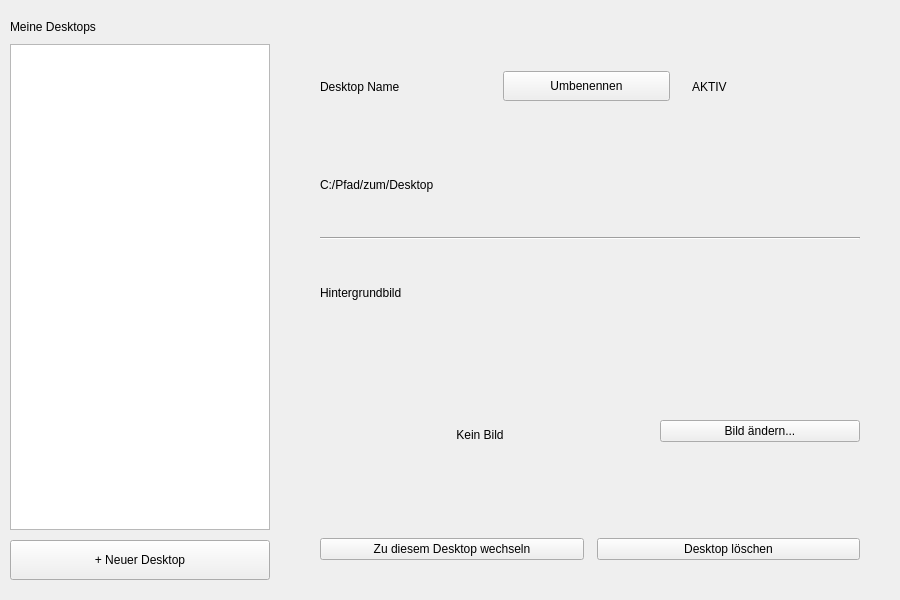
Above: src/smartdesk/ui/gui/pages/ui/desktop_page.ui from Neongrau23/SmartDesk before the change. Below: the same form after it.
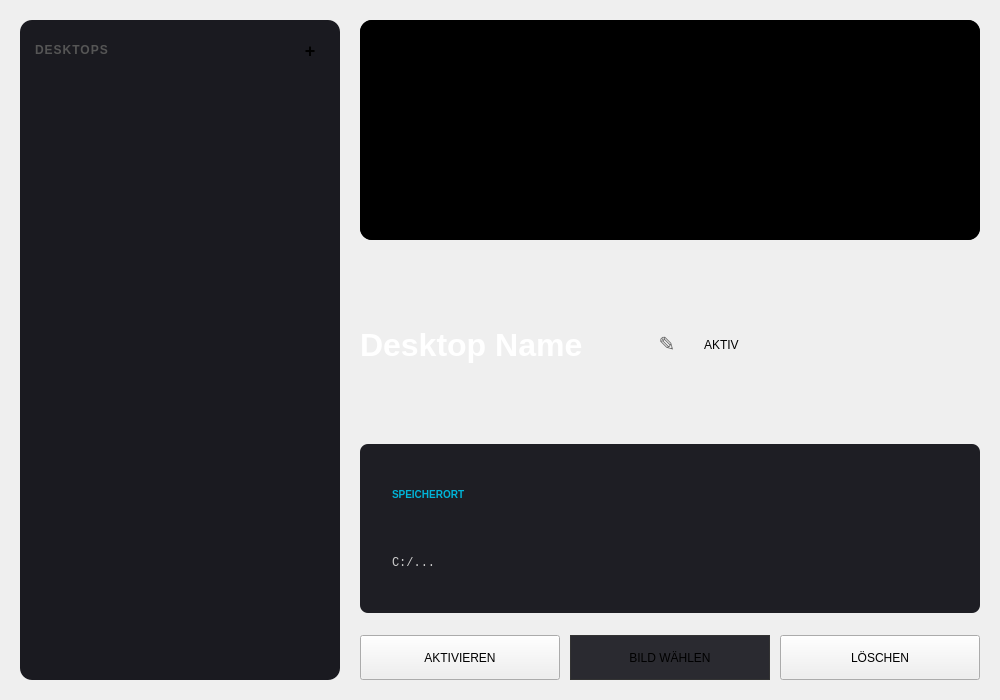
That is the form after the change. The open tabs and pages were chosen to show the change.

Commit message: fix(ui): Restore and improve UI architecture (Settings, Hotkeys, Dashboard Layout)

```diff
--- a/src/smartdesk/ui/gui/pages/ui/desktop_page.ui
+++ b/src/smartdesk/ui/gui/pages/ui/desktop_page.ui
@@ -6,228 +6,266 @@
    <rect>
     <x>0</x>
     <y>0</y>
-    <width>900</width>
-    <height>600</height>
+    <width>1000</width>
+    <height>700</height>
    </rect>
   </property>
   <layout class="QHBoxLayout" name="horizontalLayout_main">
-   <property name="spacing"><number>0</number></property>
-   <property name="leftMargin"><number>0</number></property>
-   <property name="topMargin"><number>0</number></property>
-   <property name="rightMargin"><number>0</number></property>
-   <property name="bottomMargin"><number>0</number></property>
+   <property name="spacing"><number>20</number></property>
+   <property name="leftMargin"><number>20</number></property>
+   <property name="topMargin"><number>20</number></property>
+   <property name="rightMargin"><number>20</number></property>
+   <property name="bottomMargin"><number>20</number></property>
 
-   <!-- LINKS: Liste & Add Button -->
+   <!-- LEFT COLUMN: DESKTOP LIST (Cards Style) -->
    <item>
-    <widget class="QFrame" name="frame_sidebar">
-     <property name="minimumSize"><size><width>250</width><height>0</height></size></property>
-     <property name="maximumSize"><size><width>280</width><height>16777215</height></size></property>
+    <widget class="QFrame" name="frame_list_container">
+     <property name="minimumSize"><size><width>280</width><height>0</height></size></property>
+     <property name="maximumSize"><size><width>320</width><height>16777215</height></size></property>
+     <property name="styleSheet"><string>background-color: #1a1a20; border-radius: 12px;</string></property>
      
-     <layout class="QVBoxLayout" name="verticalLayout_sidebar">
+     <layout class="QVBoxLayout" name="verticalLayout_list">
       <property name="spacing"><number>10</number></property>
-      <property name="leftMargin"><number>10</number></property>
-      <property name="topMargin"><number>20</number></property>
-      <property name="rightMargin"><number>10</number></property>
-      <property name="bottomMargin"><number>20</number></property>
+      <property name="leftMargin"><number>15</number></property>
+      <property name="topMargin"><number>15</number></property>
+      <property name="rightMargin"><number>15</number></property>
+      <property name="bottomMargin"><number>15</number></property>
       
       <item>
-       <widget class="QLabel" name="label_list_title">
-        <property name="text"><string>Meine Desktops</string></property>
-       </widget>
+       <layout class="QHBoxLayout" name="hl_list_header">
+        <item>
+         <widget class="QLabel" name="label_list_title">
+          <property name="text"><string>DESKTOPS</string></property>
+          <property name="styleSheet"><string>font-weight: 800; color: #555; letter-spacing: 1px;</string></property>
+         </widget>
+        </item>
+        <item><spacer><property name="orientation"><enum>Qt::Horizontal</enum></property></spacer></item>
+        <item>
+         <widget class="QPushButton" name="btn_add_desktop">
+          <property name="text"><string>+</string></property>
+          <property name="minimumSize"><size><width>30</width><height>30</height></size></property>
+          <property name="maximumSize"><size><width>30</width><height>30</height></size></property>
+          <property name="toolTip"><string>Neuen Desktop erstellen</string></property>
+          <property name="styleSheet"><string>border-radius: 15px; font-weight: bold; font-size: 18px; padding: 0;</string></property>
+         </widget>
+        </item>
+       </layout>
       </item>
       
       <item>
        <widget class="QListWidget" name="list_desktops">
-       </widget>
-      </item>
-      
-      <item>
-       <widget class="QPushButton" name="btn_add_desktop">
-        <property name="text"><string>+ Neuer Desktop</string></property>
-        <property name="minimumSize"><size><width>0</width><height>40</height></size></property>
+        <property name="focusPolicy"><enum>Qt::NoFocus</enum></property>
+        <!-- Style via QSS: Cards look -->
        </widget>
       </item>
      </layout>
     </widget>
    </item>
 
-   <!-- RECHTS: Content Area (Details oder Create) -->
+   <!-- RIGHT COLUMN: CONTENT -->
    <item>
     <widget class="QStackedWidget" name="stack_content">
      
-     <!-- PAGE 0: Leere Ansicht -->
+     <!-- PAGE 0: Empty -->
      <widget class="QWidget" name="page_empty">
         <layout class="QVBoxLayout" name="layout_empty">
+            <item>
+                <widget class="QLabel" name="label_empty_icon">
+                    <property name="text"><string>✨</string></property>
+                    <property name="alignment"><set>Qt::AlignCenter</set></property>
+                    <property name="font"><font><pointSize>64</pointSize></font></property>
+                </widget>
+            </item>
             <item>
                 <widget class="QLabel" name="label_empty">
-                    <property name="text"><string>Wählen Sie einen Desktop aus oder erstellen Sie einen neuen.</string></property>
+                    <property name="text"><string>Wähle einen Desktop oder erstelle einen neuen.</string></property>
                     <property name="alignment"><set>Qt::AlignCenter</set></property>
+                    <property name="styleSheet"><string>color: #666; font-size: 16px;</string></property>
                 </widget>
             </item>
         </layout>
      </widget>
 
-     <!-- PAGE 1: Details Ansicht -->
+     <!-- PAGE 1: MODERN DETAIL VIEW -->
      <widget class="QWidget" name="page_details">
       <layout class="QVBoxLayout" name="verticalLayout_details">
-       <property name="leftMargin"><number>40</number></property>
-       <property name="topMargin"><number>40</number></property>
-       <property name="rightMargin"><number>40</number></property>
-       <property name="bottomMargin"><number>40</number></property>
+       <property name="spacing"><number>20</number></property>
+       <property name="leftMargin"><number>0</number></property>
+       <property name="topMargin"><number>0</number></property>
+       <property name="rightMargin"><number>0</number></property>
+       <property name="bottomMargin"><number>0</number></property>
        
-       <!-- Header -->
+       <!-- BANNER AREA -->
        <item>
-        <layout class="QHBoxLayout" name="header_layout">
-            <property name="spacing"><number>15</number></property>
-            <item>
-                <widget class="QLabel" name="label_desktop_name">
-                 <property name="text"><string>Desktop Name</string></property>
-                 <property name="class" stdset="0"><string>page-title</string></property>
-                </widget>
-            </item>
-            <!-- NEW: Edit Name Button -->
-            <item>
-                <widget class="QPushButton" name="btn_edit_name">
-                    <property name="text"><string>Umbenennen</string></property>
-                    <property name="toolTip"><string>Namen ändern</string></property>
-                    <!-- Entferne maximumSize Restriktion für Breite -->
-                    <property name="minimumSize"><size><width>0</width><height>30</height></size></property>
-                </widget>
-            </item>
-            
-            <item><spacer><property name="orientation"><enum>Qt::Horizontal</enum></property></spacer></item>
-            
-            <item>
-                <widget class="QLabel" name="label_status_badge">
-                    <property name="text"><string>AKTIV</string></property>
-                    <property name="visible"><bool>false</bool></property>
-                </widget>
-            </item>
-        </layout>
-       </item>
-
-       <item>
-        <widget class="QLabel" name="label_desktop_path">
-         <property name="text"><string>C:/Pfad/zum/Desktop</string></property>
-        </widget>
-       </item>
-       
-       <item><widget class="Line" name="line1"><property name="orientation"><enum>Qt::Horizontal</enum></property></widget></item>
-
-       <!-- Wallpaper Section -->
-       <item>
-        <widget class="QLabel" name="label_section_wallpaper">
-            <property name="text"><string>Hintergrundbild</string></property>
-        </widget>
-       </item>
-
-       <item>
-        <layout class="QHBoxLayout" name="layout_wallpaper">
-            <property name="spacing"><number>20</number></property>
+        <widget class="QFrame" name="frame_banner">
+         <property name="minimumSize"><size><width>0</width><height>220</height></size></property>
+         <property name="maximumSize"><size><width>16777215</width><height>220</height></size></property>
+         <property name="styleSheet"><string>background-color: #000; border-radius: 12px;</string></property>
+         
+         <layout class="QVBoxLayout" name="layout_banner_inner">
+            <property name="margin"><number>0</number></property>
+            <!-- Image takes full space -->
             <item>
                 <widget class="QLabel" name="img_wallpaper_preview">
-                    <property name="text"><string>Kein Bild</string></property>
-                    <property name="minimumSize"><size><width>320</width><height>180</height></size></property>
-                    <property name="maximumSize"><size><width>320</width><height>180</height></size></property>
+                    <property name="text"><string></string></property>
                     <property name="alignment"><set>Qt::AlignCenter</set></property>
                     <property name="scaledContents"><bool>true</bool></property>
+                    <property name="styleSheet"><string>border-radius: 12px;</string></property>
                 </widget>
             </item>
+         </layout>
+        </widget>
+       </item>
+
+       <!-- INFO & ACTIONS CONTAINER -->
+       <item>
+        <layout class="QVBoxLayout" name="layout_info_container">
+            <property name="spacing"><number>15</number></property>
+            
+            <!-- Title Row -->
             <item>
-                <layout class="QVBoxLayout" name="layout_wallpaper_actions">
+                <layout class="QHBoxLayout" name="hl_title_row">
+                    <item>
+                        <widget class="QLabel" name="label_desktop_name">
+                            <property name="text"><string>Desktop Name</string></property>
+                            <property name="styleSheet"><string>font-size: 32px; font-weight: 800; color: #fff;</string></property>
+                        </widget>
+                    </item>
+                    <item>
+                        <widget class="QPushButton" name="btn_edit_name">
+                            <property name="text"><string>✎</string></property>
+                            <property name="styleSheet"><string>background: transparent; border: none; font-size: 20px; color: #666;</string></property>
+                            <property name="maximumSize"><size><width>30</width><height>30</height></size></property>
+                        </widget>
+                    </item>
+                    <item><spacer><property name="orientation"><enum>Qt::Horizontal</enum></property></spacer></item>
+                    <item>
+                        <widget class="QLabel" name="label_status_badge">
+                            <property name="text"><string>AKTIV</string></property>
+                        </widget>
+                    </item>
+                </layout>
+            </item>
+
+            <!-- Metadata Cards Grid -->
+            <item>
+                <layout class="QHBoxLayout" name="hl_cards">
+                    <property name="spacing"><number>15</number></property>
+                    
+                    <!-- Path Card -->
+                    <item>
+                        <widget class="QFrame" name="card_path">
+                            <property name="styleSheet"><string>background-color: #1e1e24; border-radius: 8px; padding: 10px;</string></property>
+                            <layout class="QVBoxLayout" name="vl_path">
+                                <item>
+                                    <widget class="QLabel" name="lbl_path_title">
+                                        <property name="text"><string>SPEICHERORT</string></property>
+                                        <property name="styleSheet"><string>color: #00b4d8; font-weight: bold; font-size: 10px;</string></property>
+                                    </widget>
+                                </item>
+                                <item>
+                                    <widget class="QLabel" name="label_desktop_path">
+                                        <property name="text"><string>C:/...</string></property>
+                                        <property name="styleSheet"><string>color: #ccc; font-family: monospace;</string></property>
+                                        <property name="wordWrap"><bool>true</bool></property>
+                                    </widget>
+                                </item>
+                            </layout>
+                        </widget>
+                    </item>
+                </layout>
+            </item>
+
+            <item><spacer><property name="orientation"><enum>Qt::Vertical</enum></property></spacer></item>
+
+            <!-- Buttons Bottom -->
+            <item>
+                <layout class="QHBoxLayout" name="hl_actions">
+                    <property name="spacing"><number>10</number></property>
+                    
+                    <item>
+                        <widget class="QPushButton" name="btn_activate_desktop">
+                            <property name="text"><string>AKTIVIEREN</string></property>
+                            <property name="minimumSize"><size><width>0</width><height>45</height></size></property>
+                        </widget>
+                    </item>
                     <item>
                         <widget class="QPushButton" name="btn_change_wallpaper">
-                            <property name="text"><string>Bild ändern...</string></property>
+                            <property name="text"><string>BILD WÄHLEN</string></property>
+                            <property name="minimumSize"><size><width>0</width><height>45</height></size></property>
+                            <property name="styleSheet"><string>background-color: #2a2a30; border: 1px solid #333;</string></property>
                         </widget>
                     </item>
-                    <item><spacer><property name="orientation"><enum>Qt::Vertical</enum></property></spacer></item>
+                    <item>
+                        <widget class="QPushButton" name="btn_delete_desktop">
+                            <property name="text"><string>LÖSCHEN</string></property>
+                            <property name="minimumSize"><size><width>0</width><height>45</height></size></property>
+                        </widget>
+                    </item>
                 </layout>
             </item>
         </layout>
        </item>
-
-       <item><spacer><property name="orientation"><enum>Qt::Vertical</enum></property></spacer></item>
-
-       <!-- Footer Actions -->
-       <item>
-        <layout class="QHBoxLayout" name="layout_footer_actions">
-            <item>
-                <widget class="QPushButton" name="btn_activate_desktop">
-                    <property name="text"><string>Zu diesem Desktop wechseln</string></property>
-                </widget>
-            </item>
-            <item><spacer><property name="orientation"><enum>Qt::Horizontal</enum></property></spacer></item>
-            <item>
-                <widget class="QPushButton" name="btn_delete_desktop">
-                    <property name="text"><string>Desktop löschen</string></property>
-                </widget>
-            </item>
-        </layout>
-       </item>
-
       </layout>
      </widget>
 
-     <!-- PAGE 2: Erstellen Ansicht -->
+     <!-- PAGE 2: CREATE -->
      <widget class="QWidget" name="page_create">
-      <layout class="QVBoxLayout" name="layout_create_wrapper">
-       <property name="leftMargin"><number>40</number></property>
-       <property name="topMargin"><number>40</number></property>
-       <property name="rightMargin"><number>40</number></property>
-       <property name="bottomMargin"><number>40</number></property>
-
-       <item>
-        <widget class="QLabel" name="label_create_title">
-         <property name="text"><string>Neuen Desktop erstellen</string></property>
-         <property name="class" stdset="0"><string>page-title</string></property>
-        </widget>
-       </item>
-
-       <item>
-        <widget class="QGroupBox" name="group_create">
-         <property name="title"><string>Details</string></property>
-         <layout class="QFormLayout" name="formLayout_create">
-          <property name="verticalSpacing"><number>15</number></property>
-          
-          <item row="0" column="0"><widget class="QLabel" name="l_name"><property name="text"><string>Name:</string></property></widget></item>
-          <item row="0" column="1"><widget class="QLineEdit" name="inp_create_name"><property name="placeholderText"><string>z.B. Gaming</string></property></widget></item>
-          
-          <item row="1" column="0"><widget class="QLabel" name="l_mode"><property name="text"><string>Modus:</string></property></widget></item>
-          <item row="1" column="1">
-           <layout class="QHBoxLayout" name="hl_mode">
-            <item><widget class="QRadioButton" name="radio_existing"><property name="text"><string>Existierender Ordner</string></property><property name="checked"><bool>true</bool></property></widget></item>
-            <item><widget class="QRadioButton" name="radio_new"><property name="text"><string>Neuer Ordner</string></property></widget></item>
-           </layout>
-          </item>
-          
-          <item row="2" column="0"><widget class="QLabel" name="l_path"><property name="text"><string>Pfad:</string></property></widget></item>
-          <item row="2" column="1">
-           <layout class="QHBoxLayout" name="hl_path">
-            <item><widget class="QLineEdit" name="inp_create_path"/></item>
-            <item><widget class="QPushButton" name="btn_browse_path"><property name="text"><string>...</string></property><property name="maximumSize"><size><width>40</width><height>16777215</height></size></property></widget></item>
-           </layout>
-          </item>
-         </layout>
-        </widget>
-       </item>
-
+      <layout class="QVBoxLayout" name="layout_create_center">
        <item><spacer><property name="orientation"><enum>Qt::Vertical</enum></property></spacer></item>
-
        <item>
-        <layout class="QHBoxLayout" name="hl_create_actions">
+        <layout class="QHBoxLayout" name="hlayout_create_box">
          <item><spacer><property name="orientation"><enum>Qt::Horizontal</enum></property></spacer></item>
+         
          <item>
-          <widget class="QPushButton" name="btn_cancel_create">
-           <property name="text"><string>Abbrechen</string></property>
+          <widget class="QFrame" name="frame_create_modal">
+           <property name="minimumSize"><size><width>450</width><height>0</height></size></property>
+           <property name="styleSheet"><string>background-color: #1e1e24; border-radius: 16px;</string></property>
+           
+           <layout class="QVBoxLayout" name="vl_create_inner">
+            <property name="margin"><number>30</number></property>
+            <property name="spacing"><number>20</number></property>
+            
+            <item>
+             <widget class="QLabel" name="label_create_title">
+              <property name="text"><string>Neuer Desktop</string></property>
+              <property name="styleSheet"><string>font-size: 22px; font-weight: bold;</string></property>
+             </widget>
+            </item>
+            
+            <item>
+             <widget class="QLineEdit" name="inp_create_name">
+              <property name="placeholderText"><string>Name (z.B. Gaming)</string></property>
+             </widget>
+            </item>
+            
+            <item>
+             <layout class="QHBoxLayout" name="hl_path_create">
+              <item><widget class="QLineEdit" name="inp_create_path"><property name="placeholderText"><string>Pfad...</string></property></widget></item>
+              <item><widget class="QPushButton" name="btn_browse_path"><property name="text"><string>...</string></property></widget></item>
+             </layout>
+            </item>
+            
+            <item>
+             <layout class="QHBoxLayout" name="hl_create_radios">
+              <item><widget class="QRadioButton" name="radio_existing"><property name="text"><string>Vorhanden</string></property><property name="checked"><bool>true</bool></property></widget></item>
+              <item><widget class="QRadioButton" name="radio_new"><property name="text"><string>Neu anlegen</string></property></widget></item>
+             </layout>
+            </item>
+            
+            <item>
+             <layout class="QHBoxLayout" name="hl_create_btns">
+              <item><widget class="QPushButton" name="btn_cancel_create"><property name="text"><string>Abbrechen</string></property></widget></item>
+              <item><widget class="QPushButton" name="btn_confirm_create"><property name="text"><string>Erstellen</string></property></widget></item>
+             </layout>
+            </item>
+           </layout>
           </widget>
          </item>
-         <item>
-          <widget class="QPushButton" name="btn_confirm_create">
-           <property name="text"><string>Desktop erstellen</string></property>
-          </widget>
-         </item>
+         <item><spacer><property name="orientation"><enum>Qt::Horizontal</enum></property></spacer></item>
         </layout>
        </item>
+       <item><spacer><property name="orientation"><enum>Qt::Vertical</enum></property></spacer></item>
       </layout>
      </widget>
 
```
The commit also changes 6 other files.
